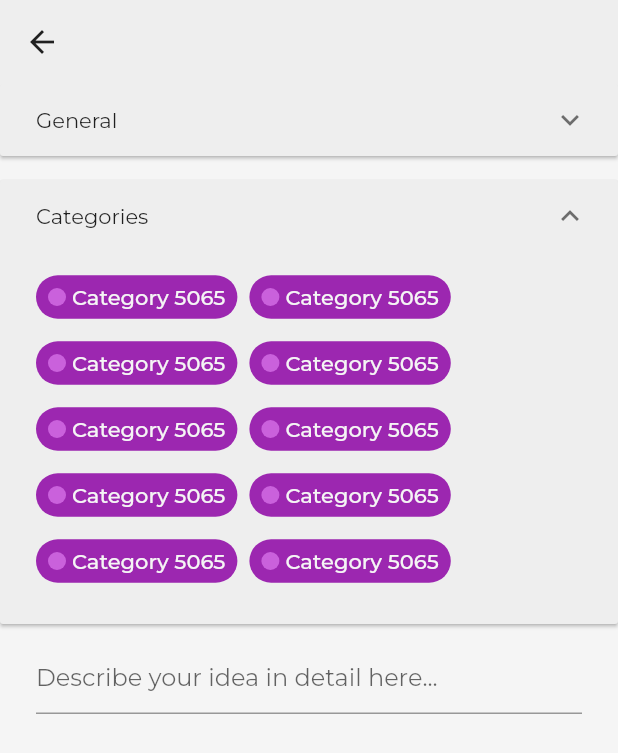
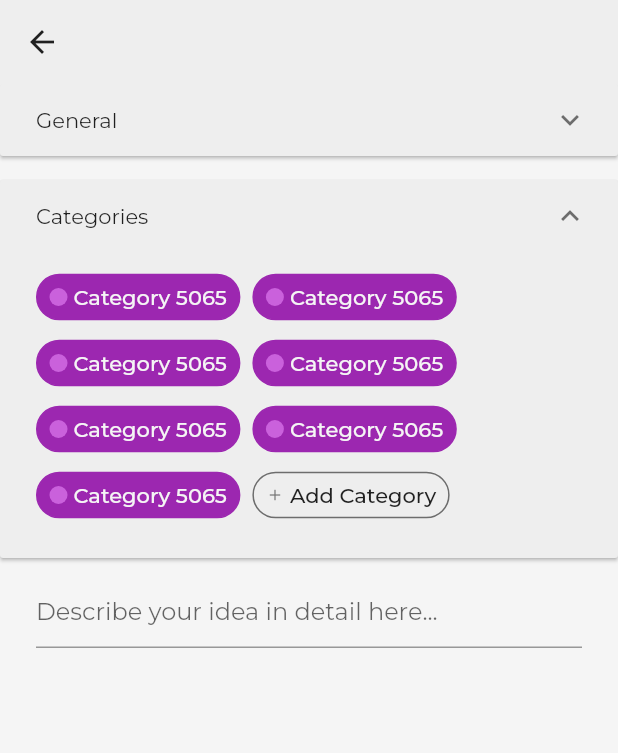
Before and after one commit to MasRoesdi/bank_of_ideas, a Flutter app: the IdeaScreen screen opened directly, after a tap on "General", after a tap on the "expand more" icon, after a tap on "Categories", on a phone screen of 412 x 824 dp. Shown: the top 753 px of the screen. Run offline on Flutter 3.47's test engine with Material 2 defaults, Android fonts, the light colour scheme and no system bars; our stand-ins replace google_fonts, hive, hive_flutter; accounts and stored records are empty.

Commit message:
Progress on ideas page
There is no major updates, only a couple of minor changes

```diff
--- a/lib/custom_properties.dart
+++ b/lib/custom_properties.dart
@@ -13,6 +13,11 @@ class TextProperties {
 
   static const TextStyle normal = TextStyle(
     color: Colors.black54,
+    fontSize: 16,
+  );
+
+  static TextStyle redNormal = TextStyle(
+    color: Colors.red[600],
     fontSize: 16,
   );
 
--- a/lib/custom_widgets.dart
+++ b/lib/custom_widgets.dart
@@ -234,15 +234,19 @@ class OnboardPage extends StatelessWidget {
   }
 }
 
+// Another type of button for categories
+// This one is for the ideas page
 class CategoryButton extends StatelessWidget {
   final VoidCallback buttonPressed;
   final Color categoryColor;
   final String categoryName;
+  final bool isAddCategory;
 
   const CategoryButton(
       {required this.buttonPressed,
       required this.categoryColor,
       required this.categoryName,
+      this.isAddCategory = false,
       super.key});
 
   @override
@@ -265,18 +269,32 @@ class CategoryButton extends StatelessWidget {
         decoration: BoxDecoration(
           color: categoryColor,
           borderRadius: BorderRadius.circular(256),
+          border: Border.all(
+            color: isAddCategory ? Colors.black54 : categoryColor,
+            width: 1,
+          ),
         ),
         child: Row(
           mainAxisSize: MainAxisSize.min,
           mainAxisAlignment: MainAxisAlignment.start,
           crossAxisAlignment: CrossAxisAlignment.center,
           children: [
-            Container(
+            isAddCategory
+                ? Container(
+                    margin: const EdgeInsets.only(right: 4),
+                    child: const Icon(
+                      Icons.add,
+                      color: Colors.black54,
+                      size: 12,
+                    ),
+                  )
+                : Container(
                     width: 12,
                     height: 12,
                     margin: const EdgeInsets.only(right: 4),
                     decoration: BoxDecoration(
-                color: ColorProcessor.modifiedCategoryColor(categoryColor),
+                      color:
+                          ColorProcessor.modifiedCategoryColor(categoryColor),
                       shape: BoxShape.circle,
                     ),
                   ),
--- a/lib/ideas.dart
+++ b/lib/ideas.dart
@@ -2,10 +2,8 @@ import 'dart:math';
 
 import 'package:bank_of_ideas/custom_properties.dart';
 import 'package:bank_of_ideas/custom_widgets.dart';
+import 'package:flutter/gestures.dart';
 import 'package:flutter/material.dart';
-
-// TODO: there is going to be title, short decription, categories, content.
-// It will also be displayed in that excact order.
 
 class IdeaScreen extends StatefulWidget {
   final String? title;
@@ -29,7 +27,7 @@ class _IdeaScreen extends State<IdeaScreen> {
   TextEditingController descController = TextEditingController();
   TextEditingController contentController = TextEditingController();
 
-  List<bool> selectedCategories = List.generate(10, (index) => false);
+  List<bool> selectedCategories = List.generate(7, (index) => false);
   List<bool> expanded = List.generate(2, (index) => false);
 
   @override
@@ -41,12 +39,58 @@ class _IdeaScreen extends State<IdeaScreen> {
     contentController.text = widget.content!;
   }
 
+  void addCategory() {
+    showDialog(
+      context: context,
+      builder: (context) {
+        return SimpleDialog(
+          children: [
+            for (int i = 0; i < 3; i++)
+              SimpleDialogOption(
+                onPressed: () {},
+                child: Text('Category ${Random().nextInt(9999)}'),
+              ),
+          ],
+        );
+      },
+    );
+  }
+
+  VoidCallback removeCategory(int index) {
+    return () {
+      showDialog(
+        context: context,
+        builder: (context) {
+          return AlertDialog(
+            content: const Text('Remove this category?'),
+            actions: [
+              TextButton(
+                onPressed: () {
+                  Navigator.pop(context);
+                },
+                child: const Text('No'),
+              ),
+              TextButton(
+                onPressed: () {
+                  Navigator.pop(context);
+                  setState(() {
+                    selectedCategories.removeAt(index);
+                  });
+                },
+                child: Text(
+                  'Yes',
+                  style: TextProperties.redNormal,
+                ),
+              ),
+            ],
+          );
+        },
+      );
+    };
+  }
+
   @override
   Widget build(BuildContext context) {
-    // Section 1 header with back button, title, and short desc.
-    // Section 2, scrollView section
-    // Section 2-a, categories
-    // Section 2-b, content
     var screenSize = MediaQuery.of(context).size;
 
     return Scaffold(
@@ -118,7 +162,7 @@ class _IdeaScreen extends State<IdeaScreen> {
                               'Short description'),
                           style: TextProperties.normal,
                           minLines: 1,
-                          maxLines: 10,
+                          maxLines: 5,
                           maxLength: 256,
                         ),
                       ],
@@ -140,7 +184,15 @@ class _IdeaScreen extends State<IdeaScreen> {
                         ),
                       );
                     },
-                  body: Padding(
+                    // Perhaps a scrollview will be added somewhere in here
+                    body: ConstrainedBox(
+                      constraints: BoxConstraints(
+                        minWidth: double.infinity,
+                        minHeight: screenSize.height * 0.1,
+                        maxHeight: screenSize.height * 0.3,
+                      ),
+                      child: SingleChildScrollView(
+                        child: Padding(
                           padding: const EdgeInsets.only(
                               top: 12, bottom: 24, right: 24, left: 24),
                           child: Align(
@@ -149,19 +201,28 @@ class _IdeaScreen extends State<IdeaScreen> {
                               spacing: 8,
                               runSpacing: 8,
                               children: [
-                          for (var i = 0; i < selectedCategories.length; i++)
+                                for (var i = 0;
+                                    i < selectedCategories.length;
+                                    i++)
                                   CategoryButton(
                                     categoryColor: Colors.purple,
                                     categoryName:
                                         "Category ${Random().nextInt(9999)}",
-                              buttonPressed: () {},
+                                    buttonPressed: removeCategory(i),
+                                  ),
+                                // When pressed, a dialog with list of categories is shown
+                                CategoryButton(
+                                  categoryColor: ColorProperties.secondary!,
+                                  categoryName: "Add Category",
+                                  buttonPressed: addCategory,
+                                  isAddCategory: true,
                                 )
-                          // Here, there will be a button for adding new categories
                               ],
                             ),
                           ),
                         ),
                       ),
+                    )),
               ],
             ),
             Expanded(
@@ -177,6 +238,7 @@ class _IdeaScreen extends State<IdeaScreen> {
                         keyboardType: TextInputType.multiline,
                         decoration: InputDecorationProperties.clear(
                             "Describe your idea in detail here..."),
+                        cursorColor: Colors.grey,
                       ),
                     ],
                   ),
```
Also changed, not shown: lib/home.dart (+6 -6 lines). Lines whose indentation alone changed are shown as unchanged.
